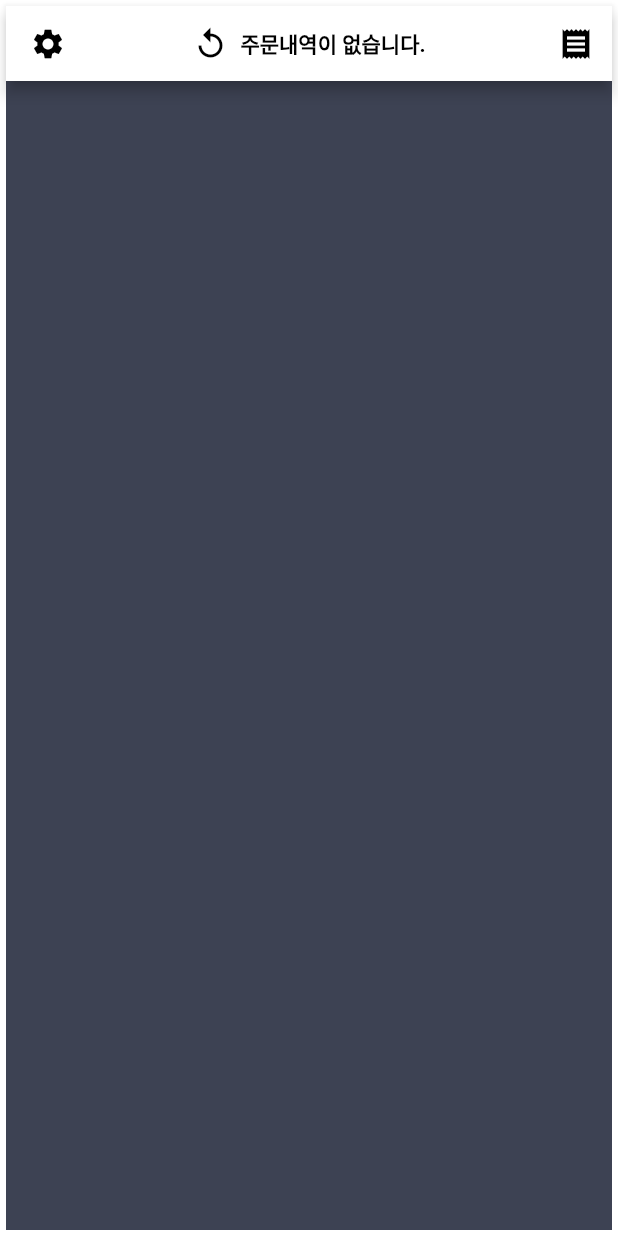
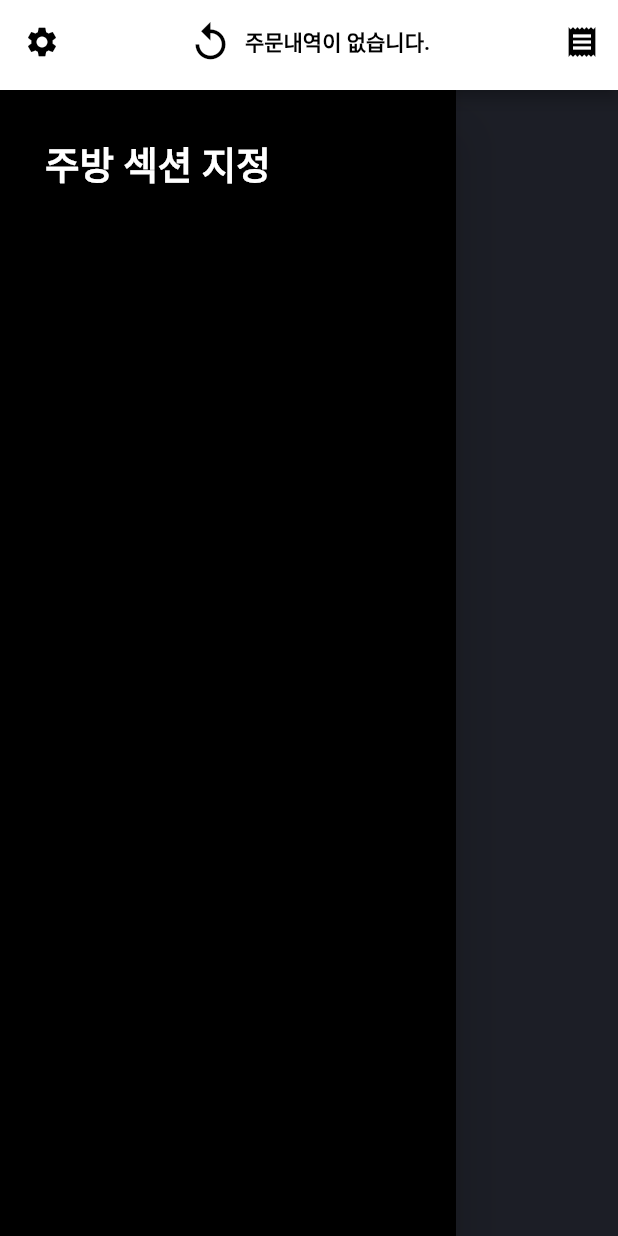
Before and after one commit to songhajang/flutter-orderSheet, a Flutter app: the screen it shows after launch, with the side drawer open (before the commit the screen has no drawer), on a phone screen of 412 x 824 dp. Run offline on Flutter 3.47's test engine with Material 2 defaults, Android fonts, the phone set to English and light mode, and no system bars; our stand-ins replace cloud_firestore, firebase_core; accounts and stored records are empty.

Commit message:
drawer 구현

```diff
--- a/lib/main.dart
+++ b/lib/main.dart
@@ -1,11 +1,29 @@
-// import 'dart:html';
-import 'dart:math';
+// import 'dart:math';
 
-import 'package:flutter/cupertino.dart';
+// import 'package:flutter/cupertino.dart';
 import 'package:flutter/material.dart';
+import 'package:cloud_firestore/cloud_firestore.dart';
+// import 'firebase_options.dart';
+// import 'package:firebase_core/firebase_core.dart';
+
+// firestore 연동
+// FirebaseFirestore firestore = FirebaseFirestore.instance;
+// void main() async {
+// await Firebase.initializeApp(
+//   options: DefaultFirebaseOptions.currentPlatform,
+// );
+// runApp(MyApp());
+// }
 
 void main() {
   runApp(MyApp());
+}
+
+class Todo {
+  String title;
+  bool isDone;
+
+  Todo(this.title, {this.isDone = false});
 }
 
 class MyApp extends StatelessWidget {
@@ -15,7 +33,7 @@ class MyApp extends StatelessWidget {
       debugShowCheckedModeBanner: false,
       theme: ThemeData(scaffoldBackgroundColor: Color(0xff3D4253)),
       // darkTheme: ThemeData(brightness: Brightness.dark),
-      home: const MyHomePage(),
+      home: MyHomePage(),
     );
   }
 }
@@ -29,40 +47,73 @@ class MyHomePage extends StatefulWidget {
 
 class _MyHomePageState extends State<MyHomePage> {
   String title = '주문내역이 없습니다.';
+  var scaffoldKey = GlobalKey<ScaffoldState>();
   @override
   Widget build(BuildContext context) {
-    return Padding(
-      padding: const EdgeInsets.all(4.0),
-      child: Scaffold(
+    return Scaffold(
+      drawerScrimColor: Colors.transparent,
       appBar: PreferredSize(
-            preferredSize: const Size.fromHeight(50.0),
-            child: AppBar(
+        preferredSize: const Size.fromHeight(60.0),
+        child: CreateAppBar(
+          title: title,
+        ),
+      ),
+      body: Scaffold(
+        key: scaffoldKey,
+        drawer: Drawer(
+          backgroundColor: Colors.black,
+          child: Padding(
+            padding: const EdgeInsets.all(30),
+            child: Column(
+                crossAxisAlignment: CrossAxisAlignment.start,
+                children: <Widget>[
+                  Container(
+                    margin: const EdgeInsets.only(bottom: 20),
+                    child: const Text(
+                      '주방 섹션 지정',
+                      style: TextStyle(
+                        color: Colors.white,
+                        fontSize: 25,
+                        fontWeight: FontWeight.bold,
+                      ),
+                    ),
+                  ),
+                  // ElevatedButton(onPressed: (() => {}), child: const Text('전체'))
+                ]),
+          ),
+        ),
+      ),
+    );
+  }
+
+// appbar 구현
+  Widget CreateAppBar({String? title}) {
+    return AppBar(
+      automaticallyImplyLeading: false,
       backgroundColor: Colors.white,
       foregroundColor: Colors.black,
       title: TextButton.icon(
         onPressed: () {},
         icon: const Icon(
           Icons.replay,
-                  size: 24.0,
+          size: 30.0,
           color: Colors.black,
         ),
         label: Text(
-                  title,
-                  style: const TextStyle(
-                      fontWeight: FontWeight.bold, color: Colors.black),
+          title!,
+          style:
+              const TextStyle(fontWeight: FontWeight.bold, color: Colors.black),
         ),
       ),
       centerTitle: true,
       leading: IconButton(
         icon: const Icon(Icons.settings),
-                onPressed: (() {}),
+        onPressed: () => scaffoldKey.currentState?.openDrawer(),
+        // onPressed: (() {}),
       ),
       actions: <Widget>[
         IconButton(onPressed: () {}, icon: const Icon(Icons.receipt))
       ],
-            )),
-        // body: Text('test')
-      ),
     );
   }
 }
--- a/pubspec.yaml
+++ b/pubspec.yaml
@@ -3,7 +3,7 @@ description: A new Flutter project.
 
 # The following line prevents the package from being accidentally published to
 # pub.dev using `flutter pub publish`. This is preferred for private packages.
-publish_to: 'none' # Remove this line if you wish to publish to pub.dev
+publish_to: "none" # Remove this line if you wish to publish to pub.dev
 
 # The following defines the version and build number for your application.
 # A version number is three numbers separated by dots, like 1.2.43
@@ -20,7 +20,7 @@ publish_to: 'none' # Remove this line if you wish to publish to pub.dev
 version: 1.0.0+1
 
 environment:
-  sdk: '>=2.18.5 <3.0.0'
+  sdk: ">=2.18.5 <3.0.0"
 
 # Dependencies specify other packages that your package needs in order to work.
 # To automatically upgrade your package dependencies to the latest versions
@@ -31,7 +31,6 @@ environment:
 dependencies:
   flutter:
     sdk: flutter
-
 
   # The following adds the Cupertino Icons font to your application.
   # Use with the CupertinoIcons class for iOS style icons.
@@ -55,7 +54,6 @@ dev_dependencies:
 
 # The following section is specific to Flutter packages.
 flutter:
-
   # The following line ensures that the Material Icons font is
   # included with your application, so that you can use the icons in
   # the material Icons class.
```
Lines whose indentation alone changed are shown as unchanged.
